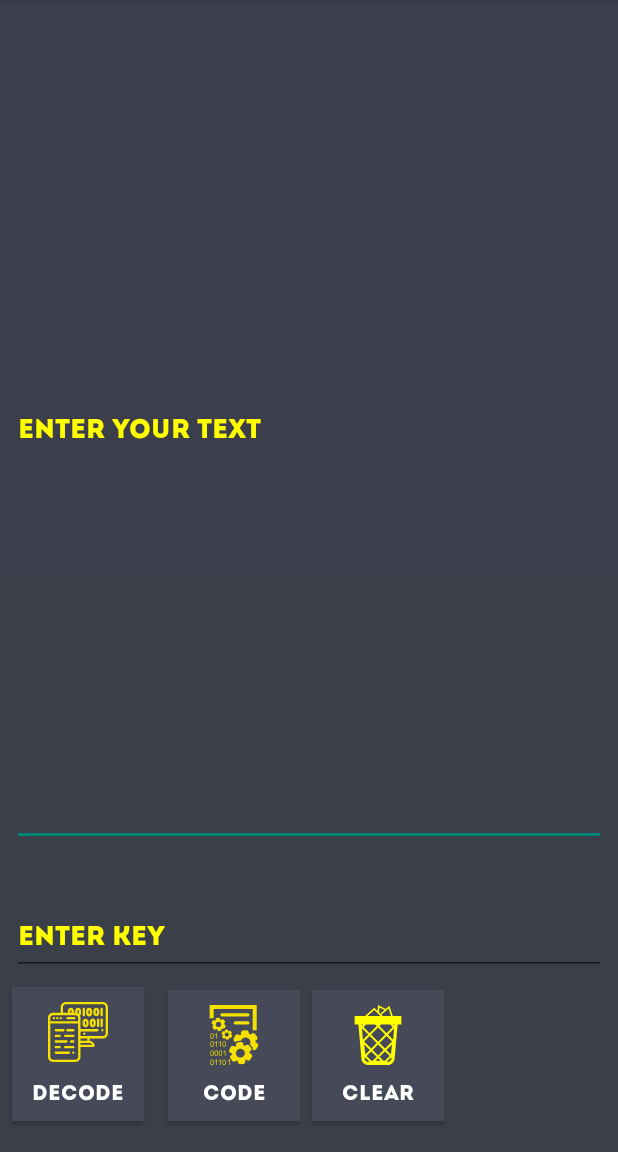
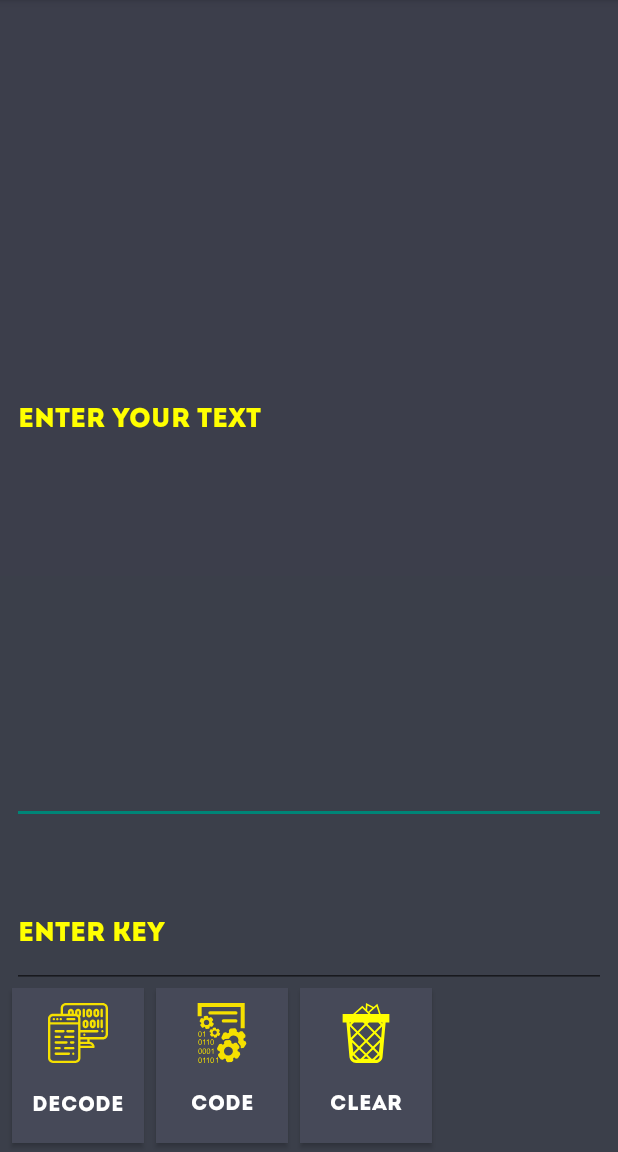
Before and after one commit to WadimKa/Decoda, an Android app: the FragmentWork screen opened directly, with no data from a screen before it, on a phone screen of 412 x 824 dp, the part 84-1236 px from its top. Run offline under Robolectric (Android 15) with nearby library versions, the light colour scheme and no system bars.

Commit message:
Correct UI for all screens

```diff
--- a/app/src/main/res/layout/fragment_workplace.xml
+++ b/app/src/main/res/layout/fragment_workplace.xml
@@ -9,7 +9,7 @@
     <EditText
         android:id="@+id/et_text_work_space"
         android:layout_width="match_parent"
-        android:layout_height="380dp"
+        android:layout_height="330dp"
         android:layout_marginEnd="8dp"
         android:layout_marginStart="8dp"
         android:layout_marginTop="8dp"
@@ -37,7 +37,7 @@
     <EditText
         android:id="@+id/editTextForKey"
         android:layout_width="match_parent"
-        android:layout_height="40dp"
+        android:layout_height="60dp"
         android:layout_marginEnd="8dp"
         android:layout_marginStart="8dp"
         android:layout_weight="1"
@@ -54,11 +54,10 @@
         <Button
             android:id="@+id/btn_unlock"
             android:layout_width="wrap_content"
-            android:layout_height="wrap_content"
-            android:layout_marginBottom="8dp"
-            android:layout_marginEnd="8dp"
+            android:layout_height="match_parent"
             android:layout_marginStart="8dp"
-            android:layout_marginTop="8dp"
+            android:layout_marginBottom="5dp"
+            android:layout_marginLeft="5dp"
             android:background="@color/buttons_color"
             android:drawableTop="@drawable/img_unlock"
             android:drawablePadding="12dp"
@@ -69,13 +68,13 @@
         <Button
             android:id="@+id/btn_lock"
             android:layout_width="wrap_content"
-            android:layout_height="wrap_content"
-            android:layout_marginBottom="8dp"
+            android:layout_height="match_parent"
             android:layout_marginStart="8dp"
-            android:layout_marginTop="8dp"
+            android:layout_marginBottom="5dp"
+            android:layout_marginLeft="5dp"
             android:background="@color/buttons_color"
+            android:drawablePadding="10dp"
             android:drawableTop="@drawable/img_lock"
-            android:drawablePadding="10dp"
             android:padding="10dp"
             android:text="@string/Lock"
             android:textColor="@color/white" />
@@ -83,13 +82,13 @@
         <Button
             android:id="@+id/btn_clear"
             android:layout_width="wrap_content"
-            android:layout_height="wrap_content"
-            android:layout_marginBottom="8dp"
+            android:layout_height="match_parent"
             android:layout_marginStart="8dp"
-            android:layout_marginTop="8dp"
+            android:layout_marginLeft="5dp"
+            android:layout_marginBottom="5dp"
             android:background="@color/buttons_color"
+            android:drawablePadding="10dp"
             android:drawableTop="@drawable/img_clear"
-            android:drawablePadding="10dp"
             android:padding="10dp"
             android:text="@string/clear"
             android:textColor="@color/white" />
```
